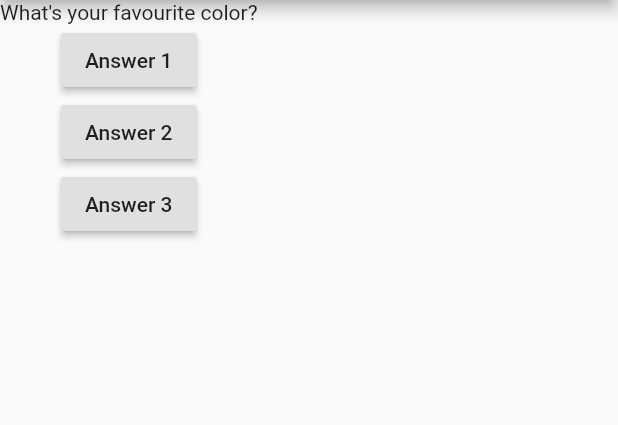
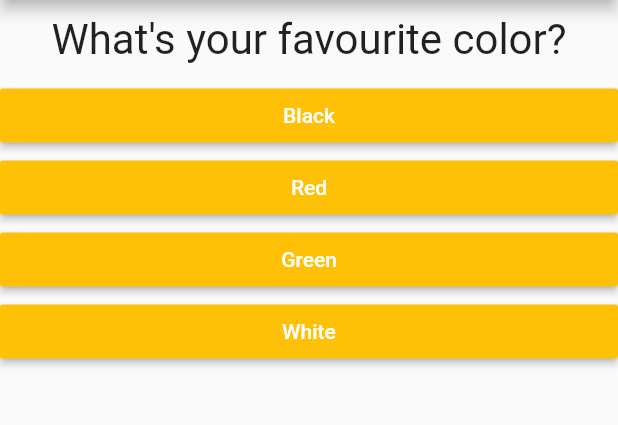
Before and after one commit to wojciechkubiak/flutter-lrng, a Flutter app: the screen it shows after launch, on a phone screen of 412 x 824 dp, the part 84-509 px from its top. Run offline on Flutter 3.47's test engine with Material 2 defaults, Android fonts, the phone set to English and light mode, and no system bars.

Commit message:
Complete quiz app

```diff
--- /dev/null
+++ b/quizapp/lib/answer.dart
@@ -0,0 +1,20 @@
+import 'package:flutter/material.dart';
+
+class Answer extends StatelessWidget {
+  final Function selectHandler;
+  final String answerText;
+  Answer(this.selectHandler, this.answerText);
+
+  @override
+  Widget build(BuildContext context) {
+    return Container(
+      width: double.infinity,
+      child: RaisedButton(
+        color: Colors.amber,
+        textColor: Colors.white,
+        child: Text(answerText),
+        onPressed: () => selectHandler(),
+      ),
+    );
+  }
+}
--- a/quizapp/lib/main.dart
+++ b/quizapp/lib/main.dart
@@ -1,6 +1,7 @@
 import 'package:flutter/material.dart';
 
-import './question.dart';
+import './quiz.dart';
+import './result.dart';
 
 void main() => runApp(QuizApp());
 
@@ -12,46 +13,72 @@ class QuizApp extends StatefulWidget {
 }
 
 class QuizAppState extends State<QuizApp> {
-  var _qIndex = 0;
+  final questions = [
+    // map syntax - other than Map()
+    {
+      'questionText': 'What\'s your favourite color?',
+      'answers': [
+        // list
+        {'text': 'Black', 'score': 10},
+        {'text': 'Red', 'score': 7},
+        {'text': 'Green', 'score': 5},
+        {'text': 'White', 'score': 2},
+      ],
+    },
+    {
+      'questionText': 'What\'s your favourite animal?',
+      'answers': [
+        {'text': 'Fish', 'score': 4},
+        {'text': 'Dog', 'score': 8},
+        {'text': 'Cat', 'score': 8},
+        {'text': 'Hamster', 'score': 1},
+      ],
+    },
+    {
+      'questionText': 'What\'s your favourite sport?',
+      'answers': [
+        {'text': 'Basketball', 'score': 5},
+        {'text': 'Tennis', 'score': 3},
+        {'text': 'Curling', 'score': 100},
+        {'text': 'Football', 'score': 3},
+      ],
+    },
+  ];
 
-  void answerQuestion() {
+  var qIndex = 0;
+  var _score = 0;
+
+  void resetQuiz() {
     setState(() {
-      _qIndex++;
+      qIndex = 0;
+      _score = 0;
     });
-    print(_qIndex);
+  }
+
+  void answerQuestion(int score) {
+    if (qIndex < questions.length) {
+      _score += score;
+      setState(() {
+        qIndex++;
+      });
+      print(qIndex);
+    }
   }
 
   @override
   Widget build(BuildContext ctx) {
-    var questions = [
-      'What\'s your favourite color?',
-      'What\'s your favourite animal?'
-    ];
     return MaterialApp(
       home: Scaffold(
         appBar: AppBar(
           title: Text('QuizApp'),
           centerTitle: true,
         ),
-        body: Column(
-          children: [
-            Question(
-              questions[_qIndex],
-            ),
-            RaisedButton(
-              child: Text('Answer 1'),
-              onPressed: () => answerQuestion(),
-            ),
-            RaisedButton(
-              child: Text('Answer 2'),
-              onPressed: () => answerQuestion(),
-            ),
-            RaisedButton(
-              child: Text('Answer 3'),
-              onPressed: () => answerQuestion(),
-            ),
-          ],
-        ),
+        body: qIndex < questions.length
+            ? Quiz(
+                answerQuestion: answerQuestion,
+                questions: questions,
+                qIndex: qIndex)
+            : Result(_score, resetQuiz),
       ),
     );
   }
--- a/quizapp/lib/question.dart
+++ b/quizapp/lib/question.dart
@@ -7,6 +7,13 @@ class Question extends StatelessWidget {
 
   @override
   Widget build(BuildContext context) {
-    return Text(questionText);
+    return Container(
+        width: double.infinity,
+        margin: EdgeInsets.all(10),
+        child: Text(
+          questionText,
+          style: TextStyle(fontSize: 28),
+          textAlign: TextAlign.center,
+        ));
   }
 }
--- /dev/null
+++ b/quizapp/lib/quiz.dart
@@ -0,0 +1,30 @@
+import 'package:flutter/material.dart';
+
+import './question.dart';
+import './answer.dart';
+
+class Quiz extends StatelessWidget {
+  final List<Map<String, Object>> questions;
+  final int qIndex;
+  final Function answerQuestion;
+
+  Quiz(
+      {@required this.answerQuestion,
+      @required this.questions,
+      @required this.qIndex});
+
+  @override
+  Widget build(BuildContext context) {
+    return Column(
+      children: [
+        Question(
+          questions[qIndex]['questionText'],
+        ),
+        ...(questions[qIndex]['answers'] as List<Map<String, Object>>)
+            .map((answer) {
+          return Answer(() => answerQuestion(answer['score']), answer['text']);
+        }).toList(),
+      ],
+    );
+  }
+}
```
Also changed, not shown: dart/main.dart (+29 -1 lines), quizapp/lib/result.dart (added, +42 -0 lines).
